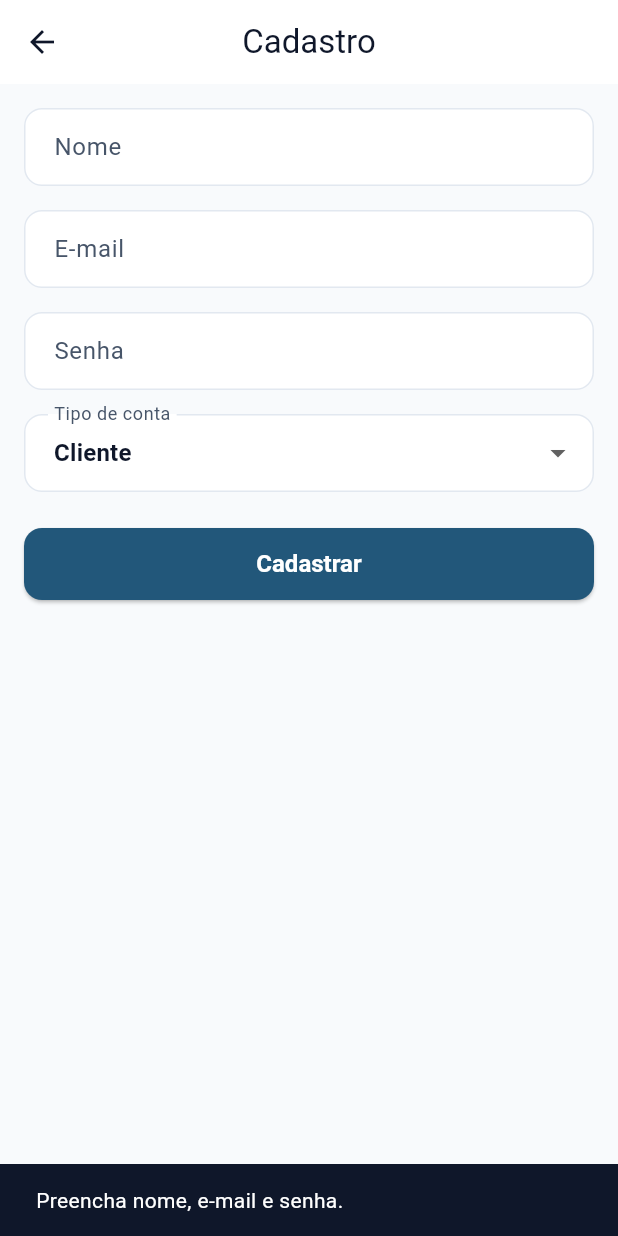
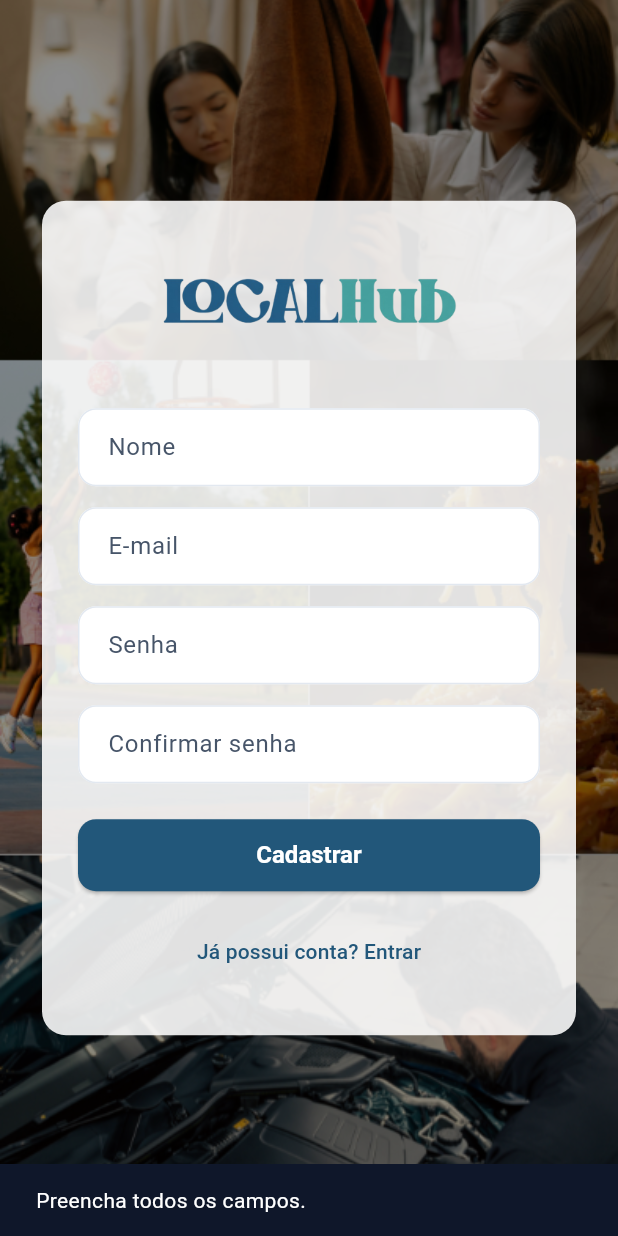
Before and after one commit to JSangaleti/LocalHub_Front-end, a Flutter app: the RegisterScreen screen opened by its route, after a tap on "Cadastrar", on a phone screen of 412 x 824 dp. Run offline on Flutter 3.47's test engine with Material 3 defaults, Android fonts, the phone set to English and light mode, and no system bars; our stand-ins replace google_fonts.

Commit message:
feat: Tela de cadastro refinada e remoção de tipo de conta

```diff
--- a/lib/screens/auth/register_screen.dart
+++ b/lib/screens/auth/register_screen.dart
@@ -1,5 +1,6 @@
 import 'package:flutter/material.dart';
 
+import '../../core/constants/app_colors.dart';
 import '../../services/api_service.dart';
 import '../../services/auth_service.dart';
 import '../../widgets/custom_button.dart';
@@ -16,16 +17,22 @@ class _RegisterScreenState extends State<RegisterScreen> {
   late final TextEditingController _nameController;
   late final TextEditingController _emailController;
   late final TextEditingController _passwordController;
+  late final TextEditingController _confirmPasswordController;
+
   final AuthService _authService = AuthService();
-  String _accountType = 'cliente';
+
   bool _isLoading = false;
+
+  String? _confirmPasswordError;
 
   @override
   void initState() {
     super.initState();
+
     _nameController = TextEditingController();
     _emailController = TextEditingController();
     _passwordController = TextEditingController();
+    _confirmPasswordController = TextEditingController();
   }
 
   @override
@@ -33,6 +40,7 @@ class _RegisterScreenState extends State<RegisterScreen> {
     _nameController.dispose();
     _emailController.dispose();
     _passwordController.dispose();
+    _confirmPasswordController.dispose();
     super.dispose();
   }
 
@@ -42,53 +50,79 @@ class _RegisterScreenState extends State<RegisterScreen> {
     final name = _nameController.text.trim();
     final email = _emailController.text.trim();
     final password = _passwordController.text.trim();
+    final confirmPassword = _confirmPasswordController.text.trim();
 
     if (name.isEmpty || email.isEmpty || password.isEmpty) {
       ScaffoldMessenger.of(context).showSnackBar(
-        const SnackBar(content: Text('Preencha nome, e-mail e senha.')),
-      );
-      return;
-    }
-    if (password.length < 6) {
-      ScaffoldMessenger.of(context).showSnackBar(
         const SnackBar(
-          content: Text('A senha deve ter pelo menos 6 caracteres.'),
+          content: Text('Preencha todos os campos.'),
         ),
       );
       return;
     }
 
-    setState(() => _isLoading = true);
+    if (password.length < 6) {
+      ScaffoldMessenger.of(context).showSnackBar(
+        const SnackBar(
+          content: Text(
+            'A senha deve ter pelo menos 6 caracteres.',
+          ),
+        ),
+      );
+      return;
+    }
+
+    if (password != confirmPassword) {
+      setState(() {
+        _confirmPasswordError = 'As senhas não coincidem.';
+      });
+
+      return;
+    }
+
+    setState(() {
+      _confirmPasswordError = null;
+      _isLoading = true;
+    });
 
     try {
       await _authService.register(
         name: name,
         email: email,
         password: password,
-        accountType: _accountType,
+        accountType: 'cliente',
       );
 
       if (!mounted) return;
+
       ScaffoldMessenger.of(context).showSnackBar(
-        const SnackBar(content: Text('Cadastro realizado com sucesso.')),
+        const SnackBar(
+          content: Text('Cadastro realizado com sucesso.'),
+        ),
       );
+
       Navigator.pop(context);
     } on ApiException catch (error) {
       if (!mounted) return;
+
       ScaffoldMessenger.of(context).showSnackBar(
-        SnackBar(
-          content: Text(error.message),
-          duration: const Duration(seconds: 6),
-        ),
+        SnackBar(content: Text(error.message)),
       );
     } catch (_) {
       if (!mounted) return;
+
       ScaffoldMessenger.of(context).showSnackBar(
-        const SnackBar(content: Text('Nao foi possivel concluir o cadastro.')),
+        const SnackBar(
+          content: Text(
+            'Não foi possível concluir o cadastro.',
+          ),
+        ),
       );
     } finally {
       if (mounted) {
-        setState(() => _isLoading = false);
+        setState(() {
+          _isLoading = false;
+        });
       }
     }
   }
@@ -96,54 +130,166 @@ class _RegisterScreenState extends State<RegisterScreen> {
   @override
   Widget build(BuildContext context) {
     return Scaffold(
-      appBar: AppBar(title: const Text('Cadastro')),
-      body: Padding(
-        padding: const EdgeInsets.all(16),
-        child: ListView(
+      backgroundColor: AppColors.background,
+      body: LayoutBuilder(
+        builder: (context, constraints) {
+          final isLargeScreen = constraints.maxWidth >= 700;
+
+          return isLargeScreen
+              ? _buildLargeLayout()
+              : _buildMobileLayout();
+        },
+      ),
+    );
+  }
+
+  Widget _buildLargeLayout() {
+    return Scaffold(
+      body: Stack(
         children: [
+          Positioned.fill(
+            child: Image.asset(
+              'assets/images/quadrados2.png',
+              fit: BoxFit.cover,
+            ),
+          ),
+
+          Positioned.fill(
+            child: Container(
+              color: Colors.black.withOpacity(0.42),
+            ),
+          ),
+
+          SafeArea(
+            child: Center(
+              child: SingleChildScrollView(
+                padding: const EdgeInsets.all(32),
+                child: Container(
+                  width: 520,
+                  padding: const EdgeInsets.symmetric(
+                    horizontal: 48,
+                    vertical: 40,
+                  ),
+                  decoration: BoxDecoration(
+                    color: AppColors.surface.withOpacity(0.88),
+                    borderRadius: BorderRadius.circular(14),
+                  ),
+                  child: _buildForm(),
+                ),
+              ),
+            ),
+          ),
+        ],
+      ),
+    );
+  }
+
+  Widget _buildMobileLayout() {
+    return Scaffold(
+      body: Stack(
+        children: [
+          Positioned.fill(
+            child: Image.asset(
+              'assets/images/quadrados.png',
+              fit: BoxFit.cover,
+            ),
+          ),
+
+          Positioned.fill(
+            child: Container(
+              color: Colors.black.withOpacity(0.45),
+            ),
+          ),
+
+          SafeArea(
+            child: Center(
+              child: SingleChildScrollView(
+                padding: const EdgeInsets.symmetric(
+                  horizontal: 28,
+                  vertical: 24,
+                ),
+                child: Container(
+                  width: double.infinity,
+                  padding: const EdgeInsets.symmetric(
+                    horizontal: 24,
+                    vertical: 32,
+                  ),
+                  decoration: BoxDecoration(
+                    color: AppColors.surface.withOpacity(0.88),
+                    borderRadius: BorderRadius.circular(16),
+                  ),
+                  child: _buildForm(),
+                ),
+              ),
+            ),
+          ),
+        ],
+      ),
+    );
+  }
+
+  Widget _buildForm() {
+    return Column(
+      mainAxisSize: MainAxisSize.min,
+      children: [
+        Image.asset(
+          'assets/images/logo_localhub.png',
+          width: 210,
+          fit: BoxFit.contain,
+        ),
+
+        const SizedBox(height: 36),
+
         CustomTextField(
           controller: _nameController,
           label: 'Nome',
         ),
-            const SizedBox(height: 16),
+
+        const SizedBox(height: 14),
+
         CustomTextField(
           controller: _emailController,
           label: 'E-mail',
         ),
-            const SizedBox(height: 16),
+
+        const SizedBox(height: 14),
+
         CustomTextField(
           controller: _passwordController,
           label: 'Senha',
           obscureText: true,
         ),
-            const SizedBox(height: 16),
-            DropdownButtonFormField<String>(
-              initialValue: _accountType,
-              decoration: const InputDecoration(labelText: 'Tipo de conta'),
-              items: const [
-                DropdownMenuItem(
-                  value: 'cliente',
-                  child: Text('Cliente'),
+
+        const SizedBox(height: 14),
+
+        TextField(
+          controller: _confirmPasswordController,
+          obscureText: true,
+          decoration: InputDecoration(
+            labelText: 'Confirmar senha',
+            errorText: _confirmPasswordError,
           ),
-                DropdownMenuItem(
-                  value: 'comercio',
-                  child: Text('Comercio'),
         ),
-              ],
-              onChanged: (value) {
-                if (value == null) return;
-                setState(() => _accountType = value);
-              },
-            ),
+
         const SizedBox(height: 24),
+
         CustomButton(
           text: 'Cadastrar',
           isLoading: _isLoading,
           onPressed: _handleRegister,
         ),
+
+        const SizedBox(height: 16),
+
+        TextButton(
+          onPressed: _isLoading
+              ? null
+              : () {
+                  Navigator.pop(context);
+                },
+          child: const Text('Já possui conta? Entrar'),
+        ),
       ],
-        ),
-      ),
     );
   }
 }
```
Lines whose indentation alone changed are shown as unchanged.
